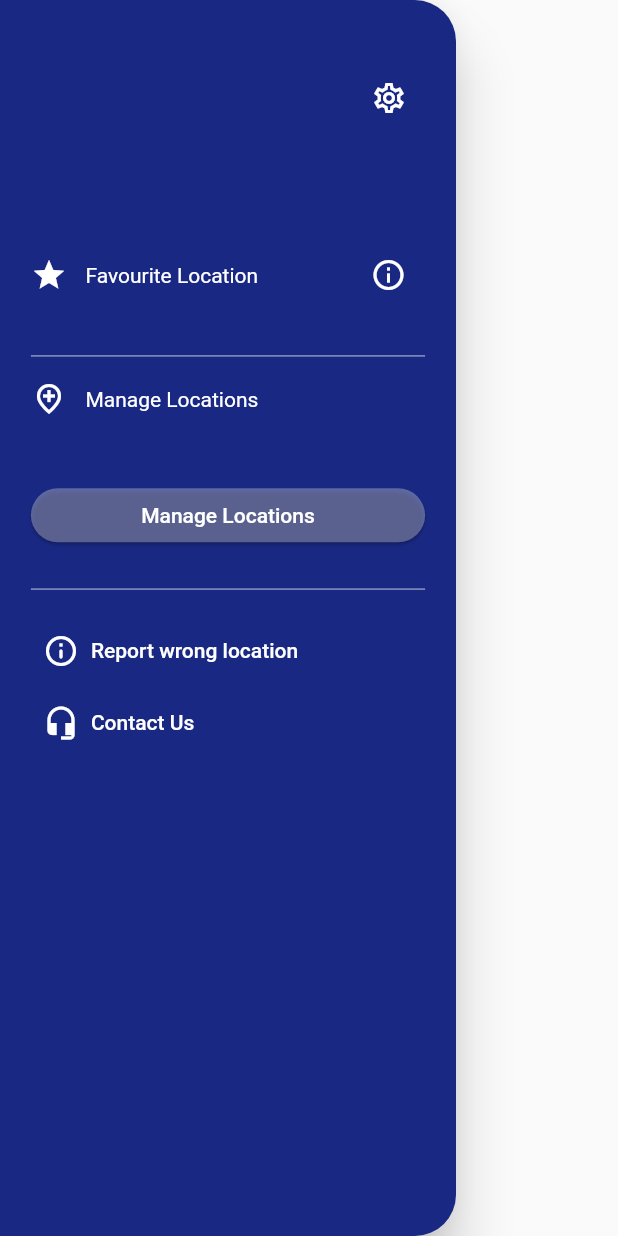
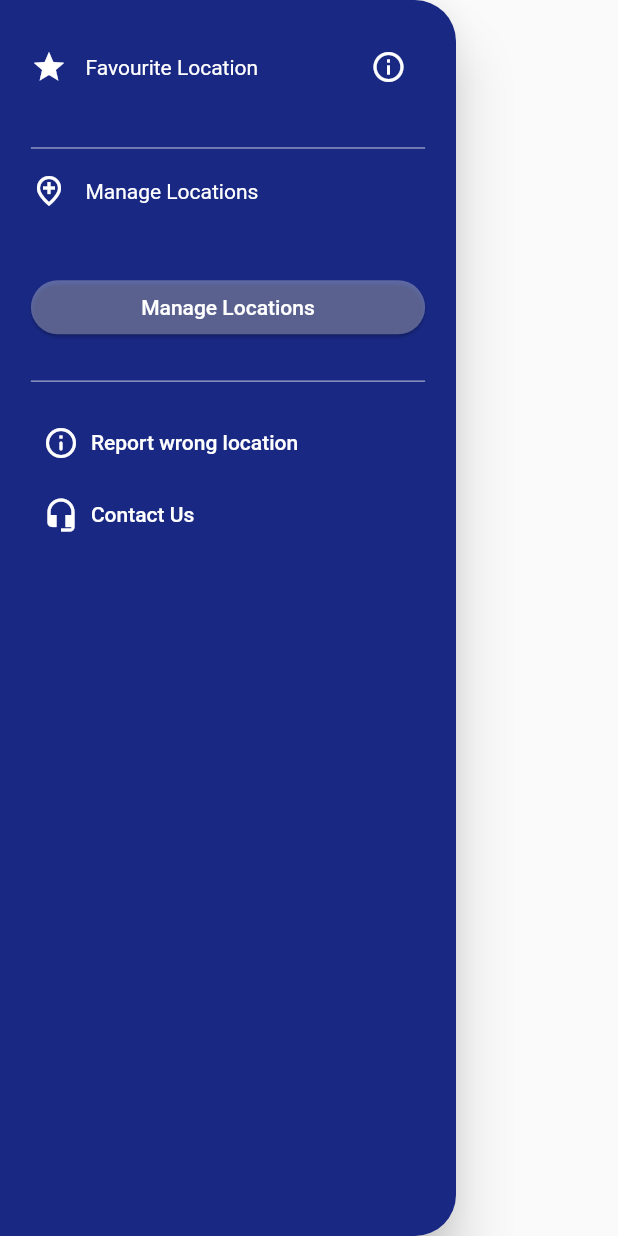
Before and after one commit to AsemAmmar99/weather_app, a Flutter app: the HomeDrawer widget shown alone on an empty page, opened directly, on a phone screen of 412 x 824 dp. Run offline on Flutter 3.47's test engine with Material 2 defaults, Android fonts, the light colour scheme and no system bars; our stand-ins replace cached_network_image, dio, flutter_bloc, flutter_svg, fluttertoast, geolocator and 4 more; accounts and stored records are empty; statements that could not run were skipped.

Commit message:
some edits

```diff
--- a/lib/data/repository/weather_repository/weather_repository.dart
+++ b/lib/data/repository/weather_repository/weather_repository.dart
@@ -5,7 +5,7 @@ import '../../source/network/my_dio.dart';
 class WeatherRepository {
   Future<ApiResults> getWeatherData(String locationName) async {
     return await MyDio.getData(endPoint: "forecast.json", queryParameters: {
-      "key": "860b3e96ae5d47c9ad9183114220609",
+      "key": "0034a29a5e3e4e77a75201950231501",
       "q": locationName,
       "days": 14,
       "aqi": "no",
--- a/lib/presentation/screens/pick_location_screen/pick_location_screen.dart
+++ b/lib/presentation/screens/pick_location_screen/pick_location_screen.dart
@@ -89,7 +89,7 @@ class _PickLocationScreenState extends State<PickLocationScreen> {
                 },
                 child: DefaultMaterialButton(
                     onPressed: () {
-                      if (clickedMarkerLat != null ||
+                      if (clickedMarkerLat != null &&
                           clickedMarkerLong != null) {
                         WeatherCubit.get(context).getCurrentWeatherResponse(
                             '$clickedMarkerLat,$clickedMarkerLong');
@@ -99,7 +99,7 @@ class _PickLocationScreenState extends State<PickLocationScreen> {
                             toastState: ToastStates.WARNING);
                       }
                     },
-                    child: DefaultText(text: 'Choose Location')),
+                    child: const DefaultText(text: 'Choose Location')),
               ),
             ),
           ],
--- a/lib/presentation/views/home/home_drawer.dart
+++ b/lib/presentation/views/home/home_drawer.dart
@@ -3,9 +3,7 @@ import 'package:flutter_bloc/flutter_bloc.dart';
 import 'package:sizer/sizer.dart';
 import '../../../business_logic/cubit/weather_cubit/weather_cubit.dart';
 import '../../../constants/screens.dart';
-import '../../../data/source/local/my_shared_preferences.dart';
 import '../../styles/colors.dart';
-import '../../widgets/default_icon_button.dart';
 import '../../widgets/default_material_button.dart';
 import '../../widgets/default_text.dart';
 import '../../widgets/horizontal_divider.dart';
@@ -48,25 +46,8 @@ class _HomeDrawerState extends State<HomeDrawer> {
                 slivers: [
                   SliverToBoxAdapter(
                     child: Column(children: [
-                      Row(
-                        mainAxisAlignment: MainAxisAlignment.end,
-                        children: [
-                          Padding(
-                            padding: EdgeInsetsDirectional.only(
-                              top: 5.0.h,
-                            ),
-                            child: DefaultIconButton(
-                              onPressed: () {
-                                MySharedPreferences.clearShared();
-                              },
-                              icon: const Icon(Icons.settings_outlined,
-                                  color: Colors.white),
-                            ),
-                          ),
-                        ],
-                      ),
                       SizedBox(
-                        height: 10.h,
+                        height: 4.h,
                       ),
                       Row(
                         mainAxisAlignment: MainAxisAlignment.spaceBetween,
--- a/pubspec.yaml
+++ b/pubspec.yaml
@@ -28,7 +28,7 @@ dependencies:
   dio: ^4.0.4
   syncfusion_flutter_charts: ^20.2.48
   flutter_svg: ^1.1.4
-  cached_network_image: ^3.2.1
+  cached_network_image: ^3.2.3
   google_maps_flutter: ^2.2.0
   fluttertoast: ^8.0.9
   flutter_launcher_icons: "^0.9.2"
```
Also changed, not shown: pubspec.lock, 2 other files.
